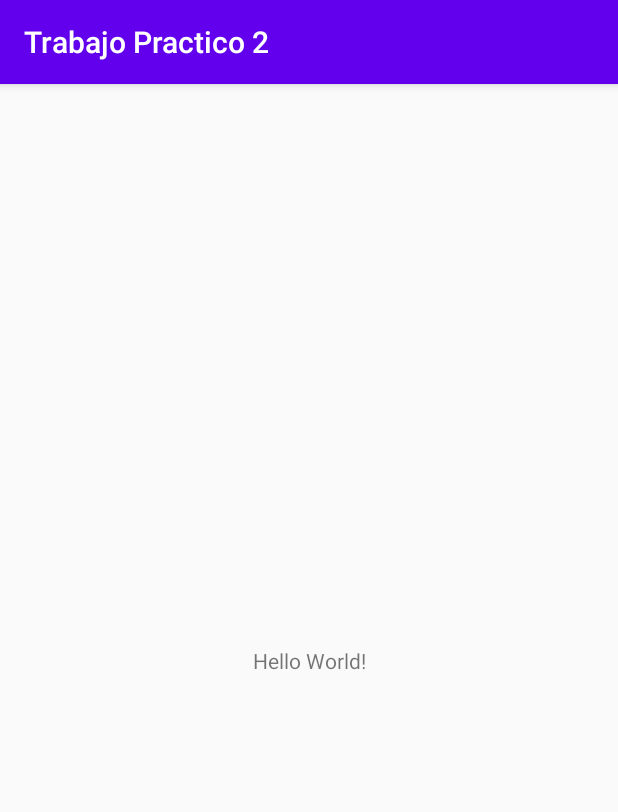
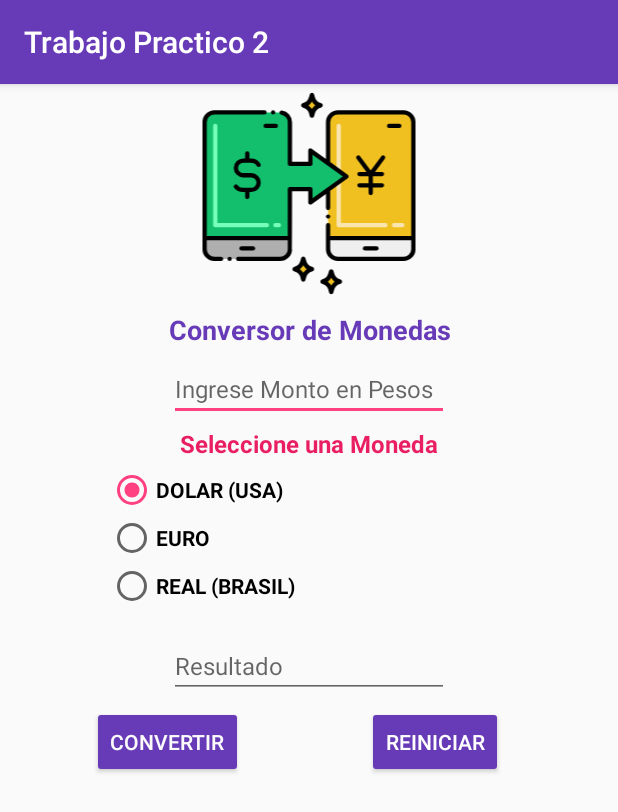
Before and after one commit to Benja03/TrabajoPractico2, an Android app: the screen it shows after launch (MainActivity before the commit, SegundaActivity after it), on a phone screen of 412 x 824 dp. Shown: the top 812 px of the screen. Run offline under Robolectric (Android 15) with nearby library versions, the phone set to English and light mode, and no system bars.

Commit message:
Adición de la segunda activity

```diff
--- a/app/src/main/AndroidManifest.xml
+++ b/app/src/main/AndroidManifest.xml
@@ -10,12 +10,16 @@
         android:supportsRtl="true"
         android:theme="@style/AppTheme">
         <activity android:name=".MainActivity">
+
+        </activity>
+        <activity android:name="SegundaActivity">
             <intent-filter>
                 <action android:name="android.intent.action.MAIN" />
 
                 <category android:name="android.intent.category.LAUNCHER" />
             </intent-filter>
         </activity>
+
     </application>
 
 </manifest>
--- /dev/null
+++ b/app/src/main/java/com/example/trabajopractico2/SegundaActivity.java
@@ -0,0 +1,14 @@
+package com.example.trabajopractico2;
+
+import android.os.Bundle;
+
+import androidx.appcompat.app.AppCompatActivity;
+
+public class SegundaActivity extends AppCompatActivity {
+
+    @Override
+    protected void onCreate(Bundle savedInstanceState) {
+        super.onCreate(savedInstanceState);
+        setContentView(R.layout.activity_segunda);
+    }
+}
--- /dev/null
+++ b/app/src/main/res/drawable/ic_transferir.xml
@@ -0,0 +1,75 @@
+<vector xmlns:android="http://schemas.android.com/apk/res/android"
+    android:width="512dp"
+    android:height="512dp"
+    android:viewportWidth="256"
+    android:viewportHeight="256">
+  <path
+      android:pathData="m150.315,92.576 l-20.676,-14.89v15.714h-23.953v-48.655a11.476,11.476 0,0 0,-11.467 -11.468h-76.751a11.476,11.476 0,0 0,-11.468 11.468v135.293h99.685v-57.262h23.953v15.71l20.677,-14.886 21.527,-15.509z"
+      android:fillColor="#13bf6d"/>
+  <path
+      android:pathData="m141.551,24.943c-3.868,-1.278 -7.862,-2.4 -10.1,-12.056 -2.066,8.9 -5.375,10.493 -10.105,12.056 7.715,2.549 8.879,6.77 10.105,12.055 2.109,-9.111 5.606,-10.57 10.1,-12.055z"
+      android:fillColor="#f0c020"/>
+  <path
+      android:pathData="m131.446,216.4c-3.868,-1.278 -7.862,-2.395 -10.105,-12.055 -2.065,8.9 -5.374,10.492 -10.1,12.055 7.714,2.549 8.878,6.77 10.1,12.056 2.114,-9.108 5.611,-10.568 10.105,-12.056z"
+      android:fillColor="#f0c020"/>
+  <path
+      android:pathData="m164.117,231.051c-3.867,-1.278 -7.862,-2.395 -10.1,-12.055 -2.066,8.9 -5.375,10.492 -10.105,12.055 7.715,2.549 8.879,6.77 10.105,12.056 2.11,-9.107 5.606,-10.571 10.1,-12.056z"
+      android:fillColor="#f0c020"/>
+  <path
+      android:pathData="m250,180.039v13a11.47,11.47 0,0 1,-11.466 11.461h-76.754a11.47,11.47 0,0 1,-11.466 -11.466v-13z"
+      android:fillColor="#efefef"/>
+  <path
+      android:pathData="m250,44.745v135.293h-99.685v-56.438l21.527,-15.509 -21.527,-15.51v-47.836a11.476,11.476 0,0 1,11.467 -11.468h76.751a11.476,11.476 0,0 1,11.467 11.468z"
+      android:fillColor="#f0c020"/>
+  <path
+      android:pathData="m105.686,180.039v13a11.47,11.47 0,0 1,-11.466 11.461h-76.754a11.47,11.47 0,0 1,-11.466 -11.466v-13z"
+      android:fillColor="#afafaf"/>
+  <path
+      android:pathData="m162.749,104.033a2.5,2.5 0,0 1,-2.5 -2.5v-52.472a2.5,2.5 0,0 1,5 0v52.472a2.5,2.5 0,0 1,-2.5 2.5z"
+      android:fillColor="#f9e5af"/>
+  <path
+      android:pathData="m237.115,167.521h-9.749a2.5,2.5 0,0 1,0 -5h9.749a2.5,2.5 0,0 1,0 5zM217.366,167.521h-54.617a2.5,2.5 0,0 1,-2.5 -2.5v-50.382a2.5,2.5 0,1 1,5 0v47.882h52.117a2.5,2.5 0,0 1,0 5z"
+      android:fillColor="#f9e5af"/>
+  <path
+      android:pathData="m92.8,167.517h-4a2.5,2.5 0,0 1,0 -5h4a2.5,2.5 0,1 1,0 5zM78.8,167.517h-60.371a2.5,2.5 0,0 1,-2.5 -2.5v-115.957a2.5,2.5 0,0 1,5 0v113.457h57.871a2.5,2.5 0,1 1,0 5z"
+      android:fillColor="#76ffba"/>
+  <path
+      android:fillColor="#FF000000"
+      android:pathData="m133.976,12.3a2.6,2.6 0,0 0,-5.06 0c-1.862,8.019 -4.459,8.878 -8.389,10.177a2.6,2.6 0,0 0,0 4.932c6.529,2.157 7.269,5.347 8.389,10.176a2.6,2.6 0,0 0,5.06 0c1.86,-8.019 4.6,-8.924 8.389,-10.176a2.6,2.6 0,0 0,0 -4.933c-3.641,-1.199 -6.485,-1.976 -8.389,-10.176zM131.498,29.3a13.493,13.493 0,0 0,-4.066 -4.3,12.877 12.877,0 0,0 4.024,-4.529 13.252,13.252 0,0 0,3.884 4.494,12.843 12.843,0 0,0 -3.84,4.335z"/>
+  <path
+      android:fillColor="#FF000000"
+      android:pathData="m118.811,229.046a2.6,2.6 0,0 0,5.061 0c1.86,-8.02 4.6,-8.925 8.389,-10.177a2.6,2.6 0,0 0,0 -4.932c-3.642,-1.2 -6.486,-1.975 -8.39,-10.177a2.6,2.6 0,0 0,-5.059 0c-1.863,8.02 -4.459,8.878 -8.39,10.177a2.6,2.6 0,0 0,0 4.932c6.529,2.157 7.269,5.348 8.389,10.177zM121.351,211.934a13.259,13.259 0,0 0,3.884 4.493,12.852 12.852,0 0,0 -3.842,4.335 13.492,13.492 0,0 0,-4.066 -4.3,12.873 12.873,0 0,0 4.024,-4.528z"/>
+  <path
+      android:fillColor="#FF000000"
+      android:pathData="m151.482,243.694a2.6,2.6 0,0 0,5.061 0c1.86,-8.02 4.6,-8.924 8.389,-10.176a2.6,2.6 0,0 0,0 -4.933c-3.641,-1.2 -6.486,-1.975 -8.39,-10.177a2.6,2.6 0,0 0,-5.059 0c-1.862,8.02 -4.459,8.878 -8.39,10.177a2.6,2.6 0,0 0,0 4.933c6.529,2.156 7.269,5.347 8.389,10.176zM154.022,226.582a13.259,13.259 0,0 0,3.884 4.493,12.853 12.853,0 0,0 -3.842,4.335 13.481,13.481 0,0 0,-4.066 -4.3,12.863 12.863,0 0,0 4.024,-4.528z"/>
+  <path
+      android:fillColor="#FF000000"
+      android:pathData="M86.03,33.28m-2.5,0a2.5,2.5 0,1 1,5 0a2.5,2.5 0,1 1,-5 0"/>
+  <path
+      android:fillColor="#FF000000"
+      android:pathData="m238.53,30.78h-76.75a13.979,13.979 0,0 0,-13.96 13.96v42.965l-16.72,-12.045a2.5,2.5 0,0 0,-3.96 2.029v13.2h-18.95v-46.149a13.991,13.991 0,0 0,-11.78 -13.79,2.5 2.5,0 1,0 -0.78,4.94 9.022,9.022 0,0 1,7.56 8.85v48.66a2.492,2.492 0,0 0,2.5 2.491h23.95a2.5,2.5 0,0 0,2.5 -2.491v-10.831l35.43,25.521 -35.43,25.51v-10.82a2.5,2.5 0,0 0,-2.5 -2.5h-23.95a2.488,2.488 0,0 0,-2.5 2.5v54.76h-94.69v-132.8a9,9 0,0 1,8.97 -8.96h58.56a2.5,2.5 0,0 0,0.02 -5h-58.58a13.994,13.994 0,0 0,-13.97 13.96v148.29a13.99,13.99 0,0 0,13.97 13.97h7.76a2.5,2.5 0,0 0,0 -5h-7.76a9,9 0,0 1,-8.97 -8.97v-10.49h94.68l0.01,10.49a9.007,9.007 0,0 1,-8.97 8.97h-48.99a2.5,2.5 0,1 0,0 5h48.99a13.982,13.982 0,0 0,13.96 -13.97c0,-0.607 0.01,-9.313 0.01,-67.76h18.95v13.209a2.5,2.5 0,0 0,3.96 2.031l16.72,-12.045v16.555a2.5,2.5 0,1 0,5 0c0,-0.01 0,-0.01 -0.01,-0.02v-20.12l20.49,-14.771a2.493,2.493 0,0 0,0 -4.049l-20.49,-14.77v-46.55a9.012,9.012 0,0 1,8.97 -8.96h76.75a9,9 0,0 1,8.97 8.96v132.8h-94.69v-12.52a2.5,2.5 0,1 0,-4.99 0v14.965c0,0.018 -0.006,0.035 -0.006,0.053v13a13.982,13.982 0,0 0,13.966 13.962h76.754a13.982,13.982 0,0 0,13.966 -13.966v-148.294a13.988,13.988 0,0 0,-13.97 -13.96zM247.5,193.034a8.976,8.976 0,0 1,-8.966 8.966h-76.754a8.976,8.976 0,0 1,-8.966 -8.966v-10.494h94.686z"/>
+  <path
+      android:fillColor="#FF000000"
+      android:pathData="m150.32,157.52a2.5,2.5 0,1 0,-2.5 -2.5,2.5 2.5,0 0,0 2.5,2.5z"/>
+  <path
+      android:fillColor="#FF000000"
+      android:pathData="m193.44,194.77h13.44a2.5,2.5 0,0 0,0 -5h-13.44a2.5,2.5 0,0 0,0 5z"/>
+  <path
+      android:fillColor="#FF000000"
+      android:pathData="m233.565,51.56a2.5,2.5 0,0 0,0 -5h-11.9a2.5,2.5 0,0 0,0 5z"/>
+  <path
+      android:fillColor="#FF000000"
+      android:pathData="m216.142,83.908a2.5,2.5 0,0 0,-3.5 0.509l-12.487,16.732 -12.484,-16.732a2.5,2.5 0,1 0,-4.007 2.99l11.509,15.423h-8.207a2.5,2.5 0,0 0,0 5h10.691v8.054h-10.691a2.5,2.5 0,0 0,0 5h10.691v6.524a2.5,2.5 0,0 0,5 0v-6.524h10.691a2.5,2.5 0,0 0,0 -5h-10.691v-8.054h10.691a2.5,2.5 0,0 0,0 -5h-8.206l11.508,-15.423a2.5,2.5 0,0 0,-0.508 -3.499z"/>
+  <path
+      android:fillColor="#FF000000"
+      android:pathData="m62.56,194.77a2.5,2.5 0,0 0,0 -5h-13.44a2.5,2.5 0,0 0,0 5z"/>
+  <path
+      android:fillColor="#FF000000"
+      android:pathData="M35.23,204.5m-2.5,0a2.5,2.5 0,1 1,5 0a2.5,2.5 0,1 1,-5 0"/>
+  <path
+      android:fillColor="#FF000000"
+      android:pathData="m74.847,49.06a2.5,2.5 0,0 0,2.5 2.5h11.9a2.5,2.5 0,0 0,0 -5h-11.9a2.5,2.5 0,0 0,-2.5 2.5z"/>
+  <path
+      android:fillColor="#FF000000"
+      android:pathData="m60.609,104.16h-9.532a6.06,6.06 0,1 1,0.063 -12.12h9.128a8.2,8.2 0,0 1,6.747 3.793,2.5 2.5,0 0,0 4.212,-2.695 13.081,13.081 0,0 0,-10.94 -6.1h-1.944v-5.803a2.5,2.5 0,0 0,-5 0v5.805h-2.184a11.06,11.06 0,1 0,-0.082 22.12h9.532a6.06,6.06 0,1 1,-0.063 12.12h-9.96a8.1,8.1 0,0 1,-6.148 -2.981,2.5 2.5,0 0,0 -3.842,3.2 13.1,13.1 0,0 0,9.971 4.782h2.776v5.805a2.5,2.5 0,0 0,5 0v-5.806h2.269a11.06,11.06 0,0 0,0 -22.12z"/>
+</vector>
--- /dev/null
+++ b/app/src/main/res/layout/activity_segunda.xml
@@ -0,0 +1,133 @@
+<?xml version="1.0" encoding="utf-8"?>
+<androidx.constraintlayout.widget.ConstraintLayout
+    xmlns:android="http://schemas.android.com/apk/res/android"
+    xmlns:app="http://schemas.android.com/apk/res-auto"
+    xmlns:tools="http://schemas.android.com/tools"
+    android:layout_width="match_parent"
+    android:layout_height="match_parent">
+
+    <ScrollView
+        android:id="@+id/Cont_ScrollView"
+        android:layout_width="match_parent"
+        android:layout_height="match_parent">
+
+        <LinearLayout
+            android:id="@+id/LinearLayout"
+            android:layout_width="match_parent"
+            android:layout_height="wrap_content"
+            android:gravity="center"
+            android:orientation="vertical">
+
+            <ImageView
+                android:id="@+id/imageView2"
+                android:layout_width="176dp"
+                android:layout_height="146dp"
+                android:contentDescription="@string/icono_de_app"
+                app:srcCompat="@drawable/ic_transferir" />
+
+            <TextView
+                android:id="@+id/txt_Titulo"
+                android:layout_width="match_parent"
+                android:layout_height="36dp"
+                android:gravity="center"
+                android:text="@string/conversor_de_monedas"
+                android:textColor="#673AB7"
+                android:textSize="18sp"
+                android:textStyle="bold" />
+
+            <EditText
+                android:id="@+id/edTxt_Entrada"
+                android:layout_width="wrap_content"
+                android:layout_height="wrap_content"
+                android:ems="10"
+                android:hint="@string/ingrese_monto_en_pesos"
+                android:inputType="numberDecimal"
+                android:textSize="16sp"
+                android:autofillHints="" />
+
+            <TextView
+                android:id="@+id/txt_Intruccion"
+                android:layout_width="match_parent"
+                android:layout_height="30dp"
+                android:gravity="center"
+                android:text="@string/seleccione_una_moneda"
+                android:textColor="#E91E63"
+                android:textSize="16sp"
+                android:textStyle="bold" />
+
+            <RadioGroup
+                android:layout_width="267dp"
+                android:layout_height="112dp">
+
+                <RadioButton
+                    android:id="@+id/rdBtn_USA"
+                    android:layout_width="wrap_content"
+                    android:layout_height="wrap_content"
+                    android:checked="true"
+                    android:text="@string/dolar_usa"
+                    android:textStyle="bold" />
+
+                <RadioButton
+                    android:id="@+id/rdBtn_EURO"
+                    android:layout_width="77dp"
+                    android:layout_height="wrap_content"
+                    android:text="@string/euro"
+                    android:textSize="14sp"
+                    android:textStyle="bold" />
+
+                <RadioButton
+                    android:id="@+id/rdBtn_Brasil"
+                    android:layout_width="wrap_content"
+                    android:layout_height="wrap_content"
+                    android:text="@string/real_brasil"
+                    android:textStyle="bold" />
+
+            </RadioGroup>
+
+            <EditText
+                android:id="@+id/edTxt_Resultado"
+                android:layout_width="wrap_content"
+                android:layout_height="wrap_content"
+                android:clickable="false"
+                android:ems="10"
+                android:hint="@string/resultado"
+                android:inputType="none|number|textPersonName"
+                android:textSize="16sp"
+                android:autofillHints="" />
+
+            <androidx.constraintlayout.widget.ConstraintLayout
+                android:layout_width="match_parent"
+                android:layout_height="60dp">
+
+                <Button
+                    android:id="@+id/btn_Convertir"
+                    android:layout_width="wrap_content"
+                    android:layout_height="wrap_content"
+                    android:layout_marginStart="83dp"
+                    android:layout_marginTop="5dp"
+                    android:layout_marginEnd="41dp"
+                    android:backgroundTint="#673AB7"
+                    android:text="@string/convertir"
+                    android:textColor="#FBFBFB"
+                    app:layout_constraintEnd_toStartOf="@+id/btn_Reiniciar"
+                    app:layout_constraintStart_toStartOf="parent"
+                    app:layout_constraintTop_toTopOf="parent" />
+
+                <Button
+                    android:id="@+id/btn_Reiniciar"
+                    android:layout_width="wrap_content"
+                    android:layout_height="wrap_content"
+                    android:layout_marginStart="41dp"
+                    android:layout_marginTop="5dp"
+                    android:layout_marginEnd="99dp"
+                    android:backgroundTint="#673AB7"
+                    android:text="@string/reiniciar"
+                    android:textColor="#FFFFFF"
+                    app:layout_constraintEnd_toEndOf="parent"
+                    app:layout_constraintStart_toEndOf="@+id/btn_Convertir"
+                    app:layout_constraintTop_toTopOf="parent" />
+            </androidx.constraintlayout.widget.ConstraintLayout>
+
+        </LinearLayout>
+    </ScrollView>
+</androidx.constraintlayout.widget.ConstraintLayout>
--- a/app/src/main/res/values/colors.xml
+++ b/app/src/main/res/values/colors.xml
@@ -1,6 +1,6 @@
 <?xml version="1.0" encoding="utf-8"?>
 <resources>
-    <color name="colorPrimary">#6200EE</color>
-    <color name="colorPrimaryDark">#3700B3</color>
-    <color name="colorAccent">#03DAC5</color>
+    <color name="colorPrimary">#673AB7</color>
+    <color name="colorPrimaryDark">#512DA8</color>
+    <color name="colorAccent">#FF4081</color>
 </resources>
--- a/app/src/main/res/values/strings.xml
+++ b/app/src/main/res/values/strings.xml
@@ -1,3 +1,20 @@
 <resources>
     <string name="app_name">Trabajo Practico 2</string>
+    <string name="sumar">Sumar</string>
+    <string name="restar">Restar</string>
+    <string name="zoom">Zoom +</string>
+    <string name="zoomMenos">Zoom -</string>
+    <string name="ocultar">Ocultar</string>
+    <string name="reset">Reiniciar</string>
+    <string name="_0">0</string>
+    <string name="icono_de_app">Icono de App</string>
+    <string name="conversor_de_monedas">Conversor de Monedas</string>
+    <string name="seleccione_una_moneda">Seleccione una Moneda</string>
+    <string name="dolar_usa">DOLAR (USA)</string>
+    <string name="real_brasil">REAL (BRASIL)</string>
+    <string name="convertir">Convertir</string>
+    <string name="reiniciar">Reiniciar</string>
+    <string name="ingrese_monto_en_pesos">Ingrese Monto en Pesos</string>
+    <string name="euro">EURO</string>
+    <string name="resultado">Resultado</string>
 </resources>
```
Also changed, not shown: app/src/main/res/drawable/ic_pensar.xml (added, +87 -0 lines), app/src/main/res/layout/activity_main.xml (+95 -5 lines), 2 other files.
